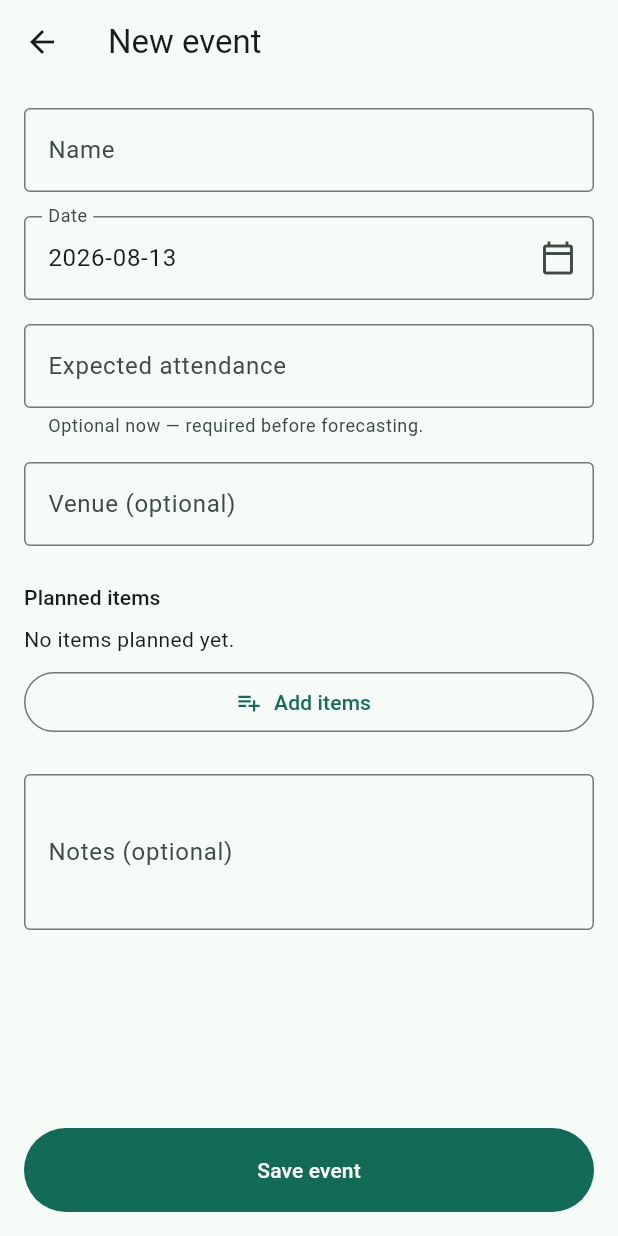
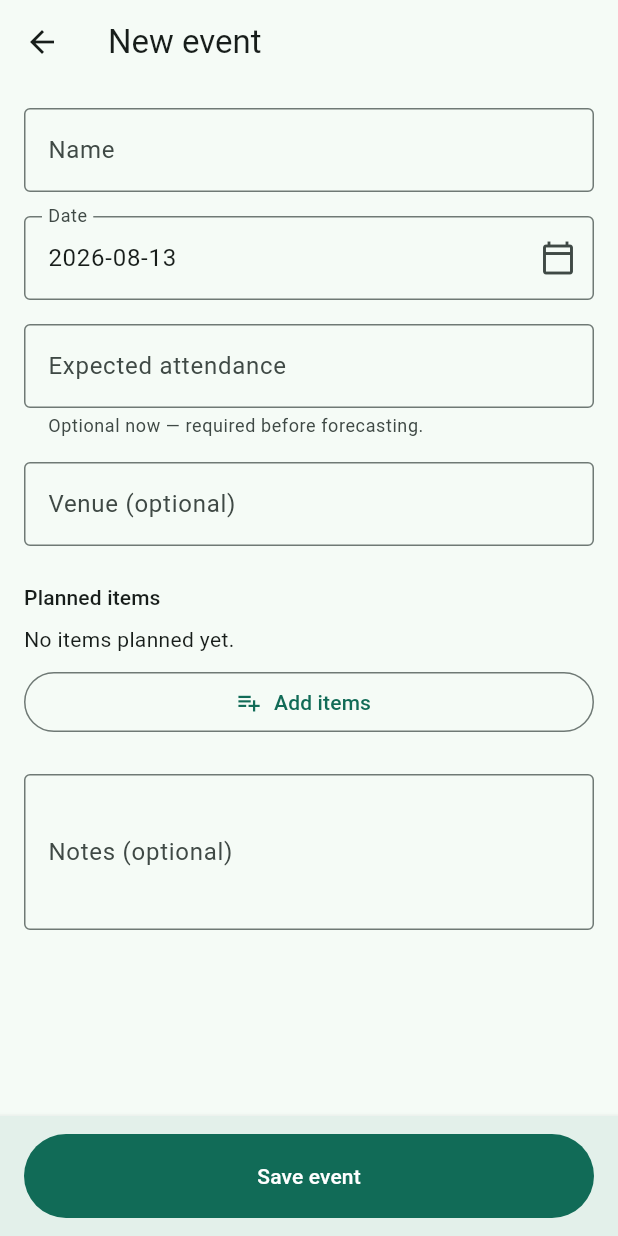
Before and after one commit to CoderOfTheLight/loadout, a Flutter app: the EventEditScreen screen opened by its route, on a phone screen of 412 x 824 dp. Run offline on Flutter 3.47's test engine with Material 3 defaults, Android fonts, the phone set to English and light mode, and no system bars; our stand-ins replace drift, flutter_riverpod, flutter_secure_storage, go_router; missing offline and left inert: cryptography, flutter_file_dialog, sqlite3; accounts and stored records are empty; generated files the repository leaves out were written again.

Commit message:
Keep the save button above the keyboard
Every form put its primary action in bottomNavigationBar, which
Flutter's resizeToAvoidBottomInset does not move: the keyboard covered
the button outright and no amount of scrolling could reach it, because
the button was never inside the scroll view. Measured on a 393x852
viewport with the keyboard up, "Save item" sat 282 pixels behind it.

All five forms now share a FormActionBar that pads by the keyboard
inset, so the action rides above the keyboard instead of under it. The
shared content column reserves the same inset, so anything at the end
of a scrolling form can still be scrolled to.

```diff
--- a/lib/app/widgets/content_column.dart
+++ b/lib/app/widgets/content_column.dart
@@ -22,7 +22,17 @@ class ContentColumn extends StatelessWidget {
     alignment: Alignment.topCenter,
     child: ConstrainedBox(
       constraints: const BoxConstraints(maxWidth: contentMaxWidth),
-      child: Padding(padding: padding, child: child),
+      child: Padding(
+        // Reserve the software keyboard's height at the bottom so whatever
+        // sits at the end of a form — nearly always the button that saves
+        // it — can still be scrolled into view while typing. Without this
+        // the keyboard simply covers it and there is nothing left to
+        // scroll.
+        padding: padding.add(
+          EdgeInsets.only(bottom: MediaQuery.viewInsetsOf(context).bottom),
+        ),
+        child: child,
+      ),
     ),
   );
 }
--- /dev/null
+++ b/lib/app/widgets/form_action_bar.dart
@@ -0,0 +1,48 @@
+/// Pinned bottom bar for a screen's primary action.
+library;
+
+import 'package:flutter/material.dart';
+
+import '../theme.dart';
+
+/// Holds the button that completes a form, pinned to the bottom of the
+/// screen and — critically — kept above the software keyboard.
+///
+/// Flutter's `Scaffold.resizeToAvoidBottomInset` moves the BODY out of the
+/// keyboard's way but leaves `bottomNavigationBar` where it is, so a save
+/// button placed there is simply covered while typing, with no scrolling
+/// that can reach it. Padding by the view inset lifts the whole bar above
+/// the keyboard instead.
+class FormActionBar extends StatelessWidget {
+  const FormActionBar({super.key, required this.child});
+
+  final Widget child;
+
+  @override
+  Widget build(BuildContext context) => Material(
+    color: Theme.of(context).colorScheme.surface,
+    surfaceTintColor: Theme.of(context).colorScheme.surfaceTint,
+    elevation: 3,
+    child: SafeArea(
+      top: false,
+      child: Padding(
+        padding: EdgeInsets.fromLTRB(
+          16,
+          12,
+          16,
+          12 + MediaQuery.viewInsetsOf(context).bottom,
+        ),
+        // heightFactor keeps the bar as short as its content; a bare Align
+        // takes every pixel the Scaffold offers it.
+        child: Align(
+          alignment: Alignment.center,
+          heightFactor: 1,
+          child: ConstrainedBox(
+            constraints: const BoxConstraints(maxWidth: contentMaxWidth),
+            child: child,
+          ),
+        ),
+      ),
+    ),
+  );
+}
--- a/lib/features/events/presentation/event_edit_screen.dart
+++ b/lib/features/events/presentation/event_edit_screen.dart
@@ -21,6 +21,7 @@ import '../../catalog/application/catalog_service.dart';
 import '../domain/event.dart';
 import 'event_ui.dart';
 import 'planned_items_picker.dart';
+import '../../../app/widgets/form_action_bar.dart';
 
 class EventEditScreen extends ConsumerStatefulWidget {
   const EventEditScreen({super.key, this.eventId});
@@ -344,16 +345,10 @@ class _EventEditScreenState extends ConsumerState<EventEditScreen> {
             ),
           ),
         ),
-        bottomNavigationBar: SafeArea(
-          child: Padding(
-            padding: const EdgeInsets.all(16),
-            child: ConstrainedBox(
-              constraints: const BoxConstraints(maxWidth: contentMaxWidth),
+        bottomNavigationBar: FormActionBar(
           child: FilledButton(
             onPressed: _submitting ? null : _save,
-                style: FilledButton.styleFrom(
-                  minimumSize: primaryButtonMinSize,
-                ),
+            style: FilledButton.styleFrom(minimumSize: primaryButtonMinSize),
             child: _submitting
                 ? const SizedBox(
                     height: 24,
@@ -361,8 +356,6 @@ class _EventEditScreenState extends ConsumerState<EventEditScreen> {
                     child: CircularProgressIndicator(strokeWidth: 2.5),
                   )
                 : const Text('Save event'),
-              ),
-            ),
           ),
         ),
       ),
```
Also changed, not shown: lib/features/catalog/presentation/item_edit_screen.dart (+3 -10 lines), lib/features/closeout/presentation/closeout_screen.dart (+5 -16 lines), lib/features/inventory/presentation/movement_entry_screen.dart (+3 -7 lines), lib/features/onboarding/presentation/create_workspace_screen.dart (+2 -7 lines). Lines whose indentation alone changed are shown as unchanged.
